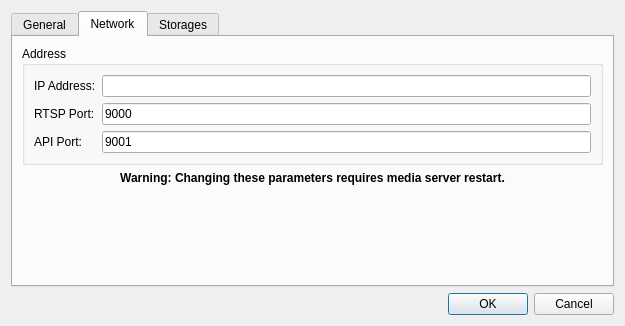
Qt form client/src/ui/dialogs/server_settings_dialog.ui (networkoptix/nx_open) before a commit.
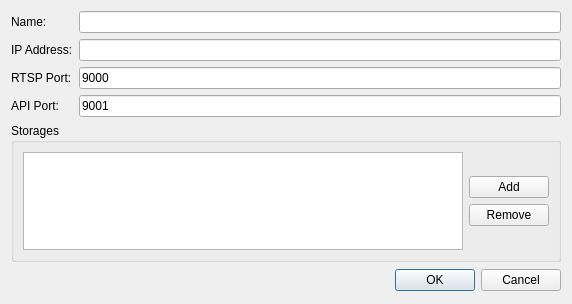
The same form after that commit. The open tabs and pages were chosen to show the change.

Commit message:
Feature #980: Redesign server settings form
<==== Mercurial data ====>
Branch: master

```diff
--- a/client/src/ui/dialogs/server_settings_dialog.ui
+++ b/client/src/ui/dialogs/server_settings_dialog.ui
@@ -6,67 +6,20 @@
    <rect>
     <x>0</x>
     <y>0</y>
-    <width>625</width>
-    <height>326</height>
+    <width>572</width>
+    <height>304</height>
    </rect>
   </property>
   <property name="windowTitle">
    <string>Server settings</string>
   </property>
-  <layout class="QVBoxLayout" name="verticalLayout_2">
+  <layout class="QVBoxLayout" name="verticalLayout_2" stretch="0,0,0">
    <item>
-    <widget class="QTabWidget" name="tabWidget">
-     <property name="currentIndex">
-      <number>0</number>
+    <layout class="QFormLayout" name="settingsFormLayout">
+     <property name="fieldGrowthPolicy">
+      <enum>QFormLayout::AllNonFixedFieldsGrow</enum>
      </property>
-     <widget class="QWidget" name="tabGeneral">
-      <attribute name="title">
-       <string>General</string>
-      </attribute>
-      <layout class="QVBoxLayout" name="verticalLayout_3">
-       <item>
-        <layout class="QHBoxLayout" name="horizontalLayout">
-         <item>
-          <widget class="QLabel" name="nameLabel">
-           <property name="text">
-            <string>Name:</string>
-           </property>
-          </widget>
-         </item>
-         <item>
-          <widget class="QLineEdit" name="nameEdit"/>
-         </item>
-        </layout>
-       </item>
-       <item>
-        <spacer name="verticalSpacer">
-         <property name="orientation">
-          <enum>Qt::Vertical</enum>
-         </property>
-         <property name="sizeHint" stdset="0">
-          <size>
-           <width>20</width>
-           <height>40</height>
-          </size>
-         </property>
-        </spacer>
-       </item>
-      </layout>
-     </widget>
-     <widget class="QWidget" name="tabNetwork">
-      <attribute name="title">
-       <string>Network</string>
-      </attribute>
-      <layout class="QVBoxLayout" name="verticalLayout_6">
-       <item>
-        <widget class="QGroupBox" name="groupBox">
-         <property name="title">
-          <string>Address</string>
-         </property>
-         <layout class="QVBoxLayout" name="verticalLayout_4">
-          <item>
-           <layout class="QFormLayout" name="formLayout">
-            <item row="0" column="0">
+     <item row="1" column="0">
              <widget class="QLabel" name="ipAddressLabel">
               <property name="text">
                <string>IP Address:</string>
@@ -76,8 +29,8 @@
               </property>
              </widget>
             </item>
-            <item row="0" column="1">
-             <widget class="QLineEdit" name="ipAddressEdit">
+     <item row="1" column="1">
+      <widget class="QLineEdit" name="ipAddressLineEdit">
               <property name="enabled">
                <bool>true</bool>
               </property>
@@ -86,8 +39,8 @@
               </property>
              </widget>
             </item>
-            <item row="1" column="0">
-             <widget class="QLabel" name="label_7">
+     <item row="2" column="0">
+      <widget class="QLabel" name="rtspPortLabel">
               <property name="text">
                <string>RTSP Port:</string>
               </property>
@@ -96,15 +49,18 @@
               </property>
              </widget>
             </item>
-            <item row="1" column="1">
-             <widget class="QLineEdit" name="rtspPortEdit">
+     <item row="2" column="1">
+      <widget class="QLineEdit" name="rtspPortLineEdit">
               <property name="text">
                <string>9000</string>
               </property>
-             </widget>
-            </item>
-            <item row="2" column="0">
-             <widget class="QLabel" name="label_8">
+       <property name="readOnly">
+        <bool>true</bool>
+       </property>
+      </widget>
+     </item>
+     <item row="3" column="0">
+      <widget class="QLabel" name="apiPortLabel">
               <property name="text">
                <string>API Port:</string>
               </property>
@@ -113,62 +69,37 @@
               </property>
              </widget>
             </item>
-            <item row="2" column="1">
-             <widget class="QLineEdit" name="apiPortEdit">
+     <item row="3" column="1">
+      <widget class="QLineEdit" name="apiPortLineEdit">
+       <property name="focusPolicy">
+        <enum>Qt::StrongFocus</enum>
+       </property>
               <property name="text">
                <string>9001</string>
               </property>
-             </widget>
-            </item>
-           </layout>
-          </item>
-         </layout>
-        </widget>
-       </item>
-       <item>
-        <widget class="QLabel" name="label">
-         <property name="font">
-          <font>
-           <weight>75</weight>
-           <bold>true</bold>
-          </font>
-         </property>
+       <property name="readOnly">
+        <bool>true</bool>
+       </property>
+      </widget>
+     </item>
+     <item row="0" column="0">
+      <widget class="QLabel" name="nameLabel">
          <property name="text">
-          <string>Warning: Changing these parameters requires media server restart.</string>
-         </property>
-         <property name="alignment">
-          <set>Qt::AlignCenter</set>
+        <string>Name:</string>
          </property>
         </widget>
        </item>
-       <item>
-        <spacer name="verticalSpacer_2">
-         <property name="orientation">
-          <enum>Qt::Vertical</enum>
-         </property>
-         <property name="sizeHint" stdset="0">
-          <size>
-           <width>20</width>
-           <height>40</height>
-          </size>
-         </property>
-        </spacer>
-       </item>
-      </layout>
-     </widget>
-     <widget class="QWidget" name="tabStorages">
-      <attribute name="title">
+     <item row="0" column="1">
+      <widget class="QLineEdit" name="nameLineEdit"/>
+     </item>
+    </layout>
+   </item>
+   <item>
+    <widget class="QGroupBox" name="storagesGroupBox">
+     <property name="title">
        <string>Storages</string>
-      </attribute>
-      <layout class="QVBoxLayout" name="verticalLayout">
-       <item>
-        <widget class="QGroupBox" name="groupBox_2">
-         <property name="title">
-          <string>Storage configuration</string>
-         </property>
-         <layout class="QVBoxLayout" name="verticalLayout_9">
-          <item>
-           <layout class="QHBoxLayout" name="horizontalLayout_2">
+     </property>
+     <layout class="QHBoxLayout" name="horizontalLayout_3">
             <item>
              <widget class="QTableWidget" name="storagesTable">
               <property name="autoFillBackground">
@@ -211,9 +142,9 @@
              </widget>
             </item>
             <item>
-             <layout class="QVBoxLayout" name="verticalLayout_8">
+       <layout class="QVBoxLayout" name="storagesButtonsVerticalLayout">
               <item>
-               <spacer name="verticalSpacer_4">
+         <spacer name="storageTopVerticalSpacer">
                 <property name="orientation">
                  <enum>Qt::Vertical</enum>
                 </property>
@@ -226,25 +157,21 @@
                </spacer>
               </item>
               <item>
-               <layout class="QVBoxLayout" name="verticalLayout_7">
-                <item>
-                 <widget class="QPushButton" name="addStorageButton">
+         <widget class="QPushButton" name="storageAddButton">
                   <property name="text">
                    <string>Add</string>
                   </property>
                  </widget>
                 </item>
                 <item>
-                 <widget class="QPushButton" name="removeStorageButton">
+         <widget class="QPushButton" name="storageRemoveButton">
                   <property name="text">
                    <string>Remove</string>
                   </property>
                  </widget>
                 </item>
-               </layout>
-              </item>
               <item>
-               <spacer name="verticalSpacer_3">
+         <spacer name="storageBottomVerticalSpacer">
                 <property name="orientation">
                  <enum>Qt::Vertical</enum>
                 </property>
@@ -259,16 +186,16 @@
              </layout>
             </item>
            </layout>
-          </item>
-         </layout>
-        </widget>
-       </item>
-      </layout>
-     </widget>
     </widget>
    </item>
    <item>
     <widget class="QDialogButtonBox" name="buttonBox">
+     <property name="minimumSize">
+      <size>
+       <width>0</width>
+       <height>25</height>
+      </size>
+     </property>
      <property name="standardButtons">
       <set>QDialogButtonBox::Cancel|QDialogButtonBox::Ok</set>
      </property>
```
Lines whose indentation alone changed are shown as unchanged. The commit also changes 2 other files.
